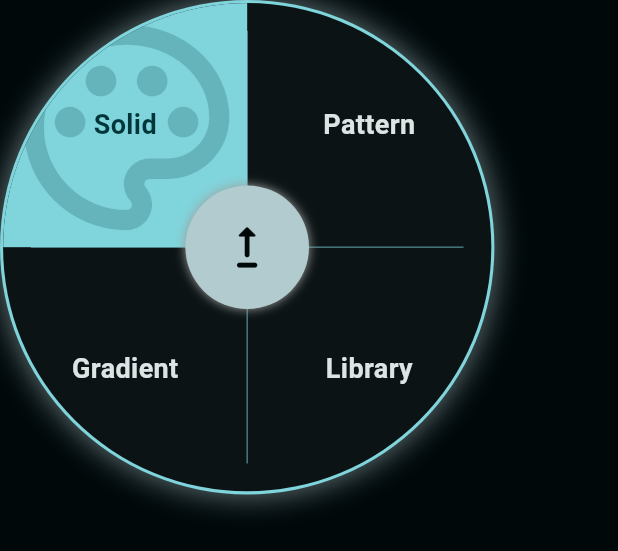
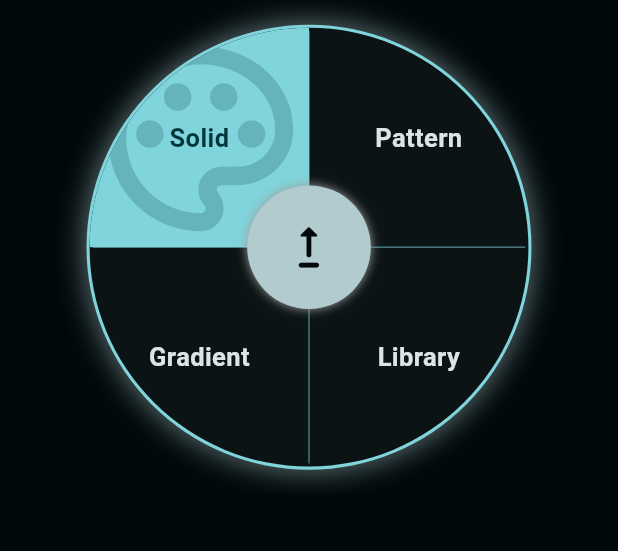
Before and after one commit to the1der/artnet_app, a Flutter app: the LightStyleSelector widget shown alone on an empty page, opened directly with empty values, on a phone screen of 412 x 824 dp. Shown: the top 551 px of the screen. Run offline on Flutter 3.47's test engine with Material 3 defaults, Android fonts, the phone set to English and light mode, and no system bars; our stand-ins replace bloc, connectivity_plus, equatable, flutter_bloc, flutter_screenutil, gradient_borders and 2 more; missing offline and left inert: dart:ffi, flex_color_picker, interactive_slider, udp, wifi_info_flutter, wifi_ip_details; accounts and stored records are empty.

Commit message:
correct Incorrect use of ParentDataWidget

```diff
--- a/lib/screens/node_light_configuration/widgets/light_style_selector.dart
+++ b/lib/screens/node_light_configuration/widgets/light_style_selector.dart
@@ -8,9 +8,11 @@ class LightStyleSelector extends StatefulWidget {
     super.key,
     required this.onModeChanged,
     required this.onLightWrite,
+    this.isReduced = false,
   });
   Function(int) onModeChanged;
   Future<void> Function() onLightWrite;
+  bool isReduced;
   @override
   State<LightStyleSelector> createState() => _LightStyleSelectorState();
 }
@@ -19,6 +21,7 @@ class _LightStyleSelectorState extends State<LightStyleSelector> {
   int _selectedMode = 0;
   List<Widget> gridWidgets = [];
   bool _isWriting = false;
+  late ScrollController _scrollController;
   List<String> titlesList = [
     "Solid",
     "Pattern",
@@ -43,8 +46,8 @@ class _LightStyleSelectorState extends State<LightStyleSelector> {
             setState(() {});
           },
           child: Container(
-            width: 0.4.sw,
-            height: 0.4.sw,
+            width: 0.36.sw,
+            height: 0.36.sw,
             clipBehavior: Clip.antiAlias,
             decoration: BoxDecoration(
               color: _selectedMode == i
@@ -57,7 +60,7 @@ class _LightStyleSelectorState extends State<LightStyleSelector> {
                   child: Text(
                     titlesList[i],
                     style: TextStyle(
-                      fontSize: 18.sp,
+                      fontSize: 17.sp,
                       fontWeight: FontWeight.w600,
                       color: _selectedMode == i
                           ? Theme.of(context).colorScheme.onPrimary
@@ -69,7 +72,7 @@ class _LightStyleSelectorState extends State<LightStyleSelector> {
                     ? SizedBox(
                         child: Icon(
                           iconsList[i],
-                          size: 0.4.sw,
+                          size: 0.36.sw,
                           color: Theme.of(context)
                               .colorScheme
                               .onPrimary
@@ -86,20 +89,67 @@ class _LightStyleSelectorState extends State<LightStyleSelector> {
   }
 
   @override
+  void initState() {
+    super.initState();
+
+    _scrollController = ScrollController();
+  }
+
+  @override
+  void didUpdateWidget(covariant LightStyleSelector oldWidget) {
+    super.didUpdateWidget(oldWidget);
+
+    // Check if `isReduced` has changed
+    if (oldWidget.isReduced != widget.isReduced) {
+      _scrollToPosition(widget.isReduced);
+    }
+  }
+
+  void _scrollToPosition(bool isReduced) {
+    log(isReduced.toString());
+    if (isReduced) {
+      _scrollController.animateTo(
+        0.8.sw + 0.1.sh,
+        duration: const Duration(milliseconds: 200),
+        curve: Curves.easeInBack,
+      );
+    } else {
+      _scrollController.animateTo(
+        0,
+        duration: const Duration(milliseconds: 200),
+        curve: Curves.easeInBack,
+      );
+    }
+  }
+
+  @override
   Widget build(BuildContext context) {
     fillWidgets(context);
     return Container(
-      width: 0.8.sw,
       height: 0.8.sw,
+      width: 1.sw,
+      alignment: Alignment.center,
+      child: SingleChildScrollView(
+        controller: _scrollController,
+        child: Column(
+          children: [
+            Container(
+              height: 0.8.sw,
+              width: 1.sw,
+              alignment: Alignment.center,
+              child: Container(
+                width: 0.72.sw,
+                height: 0.72.sw,
                 padding: EdgeInsets.all(0.005.sw),
                 decoration: BoxDecoration(
                   shape: BoxShape.circle,
                   color: Theme.of(context).colorScheme.primary,
-        // color: Color(0xFF001515),
-        // color: Colors.white,
                   boxShadow: [
                     BoxShadow(
-            color: Theme.of(context).colorScheme.secondary.withOpacity(0.5),
+                      color: Theme.of(context)
+                          .colorScheme
+                          .secondary
+                          .withOpacity(0.5),
                       blurRadius: 15,
                       spreadRadius: 2,
                       blurStyle: BlurStyle.normal,
@@ -122,14 +172,20 @@ class _LightStyleSelectorState extends State<LightStyleSelector> {
                         child: Container(
                           width: 0.0025.sw,
                           height: 0.7.sw,
-                color: Theme.of(context).colorScheme.primary.withOpacity(0.5),
+                          color: Theme.of(context)
+                              .colorScheme
+                              .primary
+                              .withOpacity(0.5),
                         ),
                       ),
                       Center(
                         child: Container(
                           height: 0.0025.sw,
                           width: 0.7.sw,
-                color: Theme.of(context).colorScheme.primary.withOpacity(0.5),
+                          color: Theme.of(context)
+                              .colorScheme
+                              .primary
+                              .withOpacity(0.5),
                         ),
                       ),
                       Center(
@@ -187,6 +243,20 @@ class _LightStyleSelectorState extends State<LightStyleSelector> {
                     ],
                   ),
                 ),
+              ),
+            ),
+            SizedBox(height: 0.1.sh),
+            GestureDetector(
+              child: Container(
+                height: 0.1.sh,
+                width: 0.7.sw,
+                color: Colors.cyan,
+                child: Text("reduce"),
+              ),
+            )
+          ],
+        ),
+      ),
     );
   }
 }
```
Also changed, not shown: lib/screens/node_light_configuration/node_light_configuration_screen.dart (+7 -0 lines), lib/screens/node_light_configuration/widgets/light_style_config_widget.dart (+13 -1 lines), lib/screens/node_light_configuration/widgets/patter_config/pattern_config_widget.dart (added, +65 -0 lines), lib/screens/node_light_configuration/widgets/solid_color_config/solid_color_config_widget.dart (renamed from lib/screens/node_light_configuration/widgets/solid_color_config_widget.dart, +13 -10 lines), lib/screens/node_light_configuration/widgets/solid_color_config/solid_color_history.dart (renamed from lib/screens/node_light_configuration/widgets/solid_color_history.dart). Lines whose indentation alone changed are shown as unchanged.
